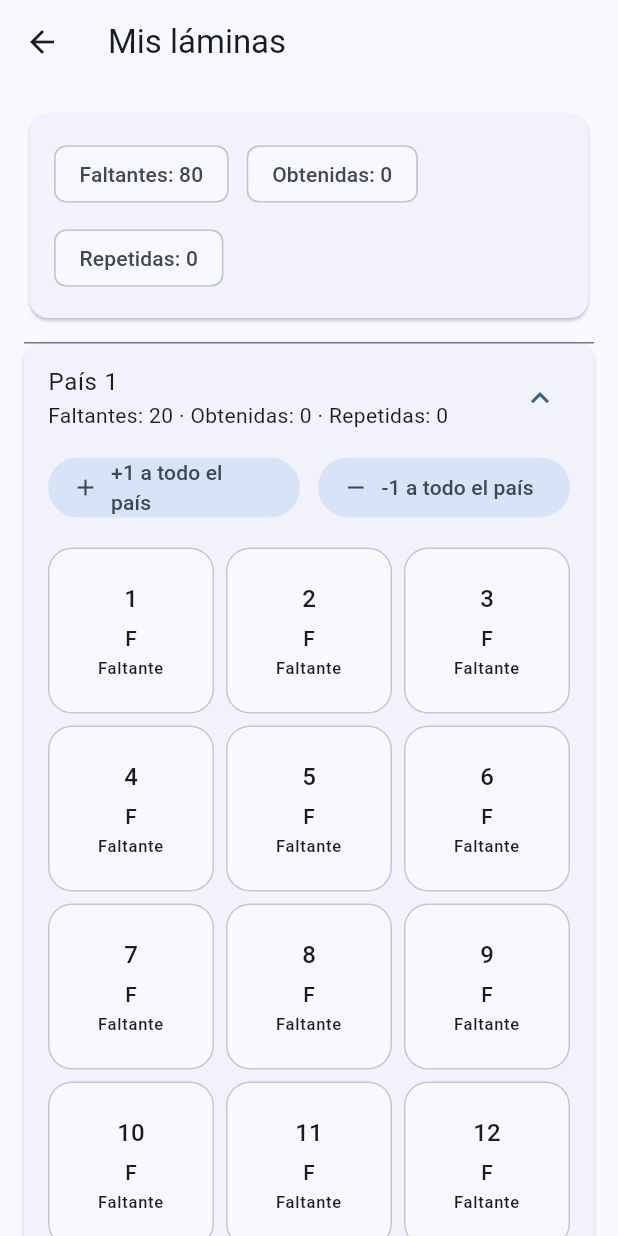
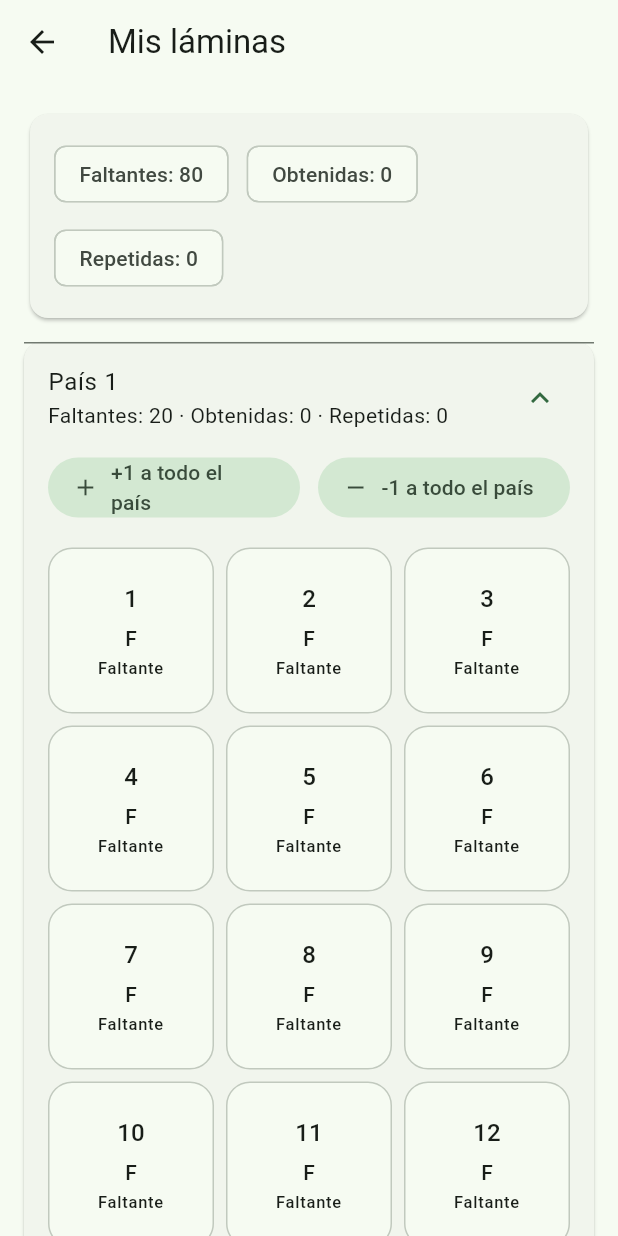
Before and after one commit to SSJorge/laminas_swap, a Flutter app: the screen it shows once a user with an empty profile is signed in, after a tap on "Láminas", on a phone screen of 412 x 824 dp. Run offline on Flutter 3.47's test engine with Material 3 defaults, Android fonts, the phone set to English and light mode, and no system bars; our stand-ins replace cloud_firestore, firebase_auth, firebase_core; accounts and stored records are empty; statements that could not run were skipped.

Commit message:
landing page

```diff
--- a/lib/app.dart
+++ b/lib/app.dart
@@ -7,10 +7,15 @@ class App extends StatelessWidget {
 
   @override
   Widget build(BuildContext context) {
+    const seedGreen = Color(0xFF0B7A3B);
+
     return MaterialApp(
       title: 'Intercambio de Láminas',
       debugShowCheckedModeBanner: false,
-      theme: ThemeData(useMaterial3: true, colorSchemeSeed: Colors.blue),
+      theme: ThemeData(
+        useMaterial3: true,
+        colorScheme: ColorScheme.fromSeed(seedColor: seedGreen),
+      ),
       home: const AuthGate(),
     );
   }
--- a/lib/auth_gate.dart
+++ b/lib/auth_gate.dart
@@ -2,14 +2,14 @@ import 'package:firebase_auth/firebase_auth.dart';
 import 'package:flutter/material.dart';
 
 import 'screens/home_screen.dart';
-import 'screens/login_screen.dart';
+import 'screens/landing_screen.dart';
 
 class AuthGate extends StatelessWidget {
   const AuthGate({super.key});
 
   @override
   Widget build(BuildContext context) {
-    return StreamBuilder<User?>(
+    return StreamBuilder(
       stream: FirebaseAuth.instance.authStateChanges(),
       builder: (context, snapshot) {
         if (snapshot.connectionState == ConnectionState.waiting) {
@@ -21,7 +21,7 @@ class AuthGate extends StatelessWidget {
         final user = snapshot.data;
 
         if (user == null) {
-          return const LoginScreen();
+          return const LandingScreen();
         }
 
         return const HomeScreen();
--- /dev/null
+++ b/lib/screens/landing_screen.dart
@@ -0,0 +1,568 @@
+import 'package:flutter/material.dart';
+import 'package:url_launcher/url_launcher.dart';
+
+import 'login_screen.dart';
+
+class LandingScreen extends StatelessWidget {
+  const LandingScreen({super.key});
+
+  Future<void> _openLegalPage(String path) async {
+    final uri = Uri.base.resolve(path);
+
+    await launchUrl(uri, mode: LaunchMode.platformDefault);
+  }
+
+  void _openAuth(BuildContext context, {required bool registerMode}) {
+    Navigator.of(context).push(
+      MaterialPageRoute(
+        builder: (_) => LoginScreen(initialRegisterMode: registerMode),
+      ),
+    );
+  }
+
+  @override
+  Widget build(BuildContext context) {
+    const fieldGreen = Color(0xFF0B7A3B);
+    const darkGreen = Color(0xFF052E1A);
+    const grassGreen = Color(0xFF13A85B);
+    const nearBlack = Color(0xFF07130D);
+
+    return Scaffold(
+      backgroundColor: nearBlack,
+      body: Container(
+        decoration: const BoxDecoration(
+          gradient: LinearGradient(
+            colors: [nearBlack, darkGreen, fieldGreen],
+            begin: Alignment.topCenter,
+            end: Alignment.bottomCenter,
+          ),
+        ),
+        child: SafeArea(
+          child: Center(
+            child: ConstrainedBox(
+              constraints: const BoxConstraints(maxWidth: 980),
+              child: ListView(
+                padding: const EdgeInsets.all(20),
+                children: [
+                  const SizedBox(height: 16),
+                  const _LandingHeader(),
+                  const SizedBox(height: 28),
+                  _HeroCard(
+                    onCreateAccount: () {
+                      _openAuth(context, registerMode: true);
+                    },
+                    onLogin: () {
+                      _openAuth(context, registerMode: false);
+                    },
+                  ),
+                  const SizedBox(height: 20),
+                  const _HowItWorksSection(),
+                  const SizedBox(height: 20),
+                  const _PrivacySection(),
+                  const SizedBox(height: 20),
+                  _LegalFooter(
+                    onPrivacy: () => _openLegalPage('/privacy.html'),
+                    onTerms: () => _openLegalPage('/terms.html'),
+                  ),
+                  const SizedBox(height: 16),
+                  Container(
+                    padding: const EdgeInsets.all(14),
+                    decoration: BoxDecoration(
+                      color: Colors.white.withValues(alpha: 0.08),
+                      borderRadius: BorderRadius.circular(16),
+                      border: Border.all(
+                        color: Colors.white.withValues(alpha: 0.16),
+                      ),
+                    ),
+                    child: const Text(
+                      'Aplicación independiente para intercambiar láminas coleccionables. '
+                      'No estamos afiliados, patrocinados ni respaldados por marcas, '
+                      'editoriales, federaciones o eventos deportivos oficiales.',
+                      textAlign: TextAlign.center,
+                      style: TextStyle(color: Colors.white70, height: 1.35),
+                    ),
+                  ),
+                  const SizedBox(height: 16),
+                  Center(
+                    child: Text(
+                      'Versión PWA en validación inicial',
+                      style: TextStyle(
+                        color: Colors.white.withValues(alpha: 0.7),
+                      ),
+                    ),
+                  ),
+                ],
+              ),
+            ),
+          ),
+        ),
+      ),
+    );
+  }
+}
+
+class _LandingHeader extends StatelessWidget {
+  const _LandingHeader();
+
+  @override
+  Widget build(BuildContext context) {
+    return Row(
+      children: [
+        Container(
+          width: 44,
+          height: 44,
+          decoration: BoxDecoration(
+            color: Colors.white,
+            borderRadius: BorderRadius.circular(14),
+          ),
+          child: const Icon(Icons.style, color: Color(0xFF0B7A3B)),
+        ),
+        const SizedBox(width: 12),
+        const Expanded(
+          child: Text(
+            'TruequeGol: Intercambio de Láminas',
+            style: TextStyle(
+              color: Colors.white,
+              fontWeight: FontWeight.w800,
+              fontSize: 20,
+              letterSpacing: -0.2,
+            ),
+          ),
+        ),
+      ],
+    );
+  }
+}
+
+class _HeroCard extends StatelessWidget {
+  const _HeroCard({required this.onCreateAccount, required this.onLogin});
+
+  final VoidCallback onCreateAccount;
+  final VoidCallback onLogin;
+
+  @override
+  Widget build(BuildContext context) {
+    const grassGreen = Color(0xFF13A85B);
+
+    return Card(
+      elevation: 0,
+      color: Colors.white,
+      shape: RoundedRectangleBorder(borderRadius: BorderRadius.circular(28)),
+      child: Padding(
+        padding: const EdgeInsets.all(24),
+        child: LayoutBuilder(
+          builder: (context, constraints) {
+            final isWide = constraints.maxWidth >= 760;
+
+            final textColumn = Column(
+              crossAxisAlignment: CrossAxisAlignment.start,
+              children: [
+                Container(
+                  padding: const EdgeInsets.symmetric(
+                    horizontal: 12,
+                    vertical: 7,
+                  ),
+                  decoration: BoxDecoration(
+                    color: grassGreen.withValues(alpha: 0.12),
+                    borderRadius: BorderRadius.circular(999),
+                  ),
+                  child: const Text(
+                    'Encuentra intercambios cerca de ti',
+                    style: TextStyle(
+                      color: Color(0xFF0B7A3B),
+                      fontWeight: FontWeight.w700,
+                    ),
+                  ),
+                ),
+                const SizedBox(height: 18),
+                const Text(
+                  'Completa tu colección conectando con personas compatibles',
+                  style: TextStyle(
+                    color: Color(0xFF07130D),
+                    fontWeight: FontWeight.w900,
+                    fontSize: 34,
+                    height: 1.05,
+                    letterSpacing: -1.0,
+                  ),
+                ),
+                const SizedBox(height: 14),
+                const Text(
+                  'Marca tus faltantes y repetidas, descubre posibles intercambios '
+                  'por comuna y comparte tu contacto solo con matches específicos.',
+                  style: TextStyle(
+                    color: Color(0xFF405247),
+                    fontSize: 16,
+                    height: 1.45,
+                  ),
+                ),
+                const SizedBox(height: 22),
+                Wrap(
+                  spacing: 12,
+                  runSpacing: 12,
+                  children: [
+                    FilledButton.icon(
+                      onPressed: onCreateAccount,
+                      icon: const Icon(Icons.person_add_alt_1),
+                      label: const Text('Crear cuenta'),
+                      style: FilledButton.styleFrom(
+                        backgroundColor: const Color(0xFF0B7A3B),
+                        foregroundColor: Colors.white,
+                        padding: const EdgeInsets.symmetric(
+                          horizontal: 18,
+                          vertical: 14,
+                        ),
+                      ),
+                    ),
+                    OutlinedButton.icon(
+                      onPressed: onLogin,
+                      icon: const Icon(Icons.login),
+                      label: const Text('Iniciar sesión'),
+                      style: OutlinedButton.styleFrom(
+                        foregroundColor: const Color(0xFF0B7A3B),
+                        side: const BorderSide(color: Color(0xFF0B7A3B)),
+                        padding: const EdgeInsets.symmetric(
+                          horizontal: 18,
+                          vertical: 14,
+                        ),
+                      ),
+                    ),
+                  ],
+                ),
+              ],
+            );
+
+            final visual = const _PitchPreview();
+
+            if (isWide) {
+              return Row(
+                children: [
+                  Expanded(flex: 6, child: textColumn),
+                  const SizedBox(width: 24),
+                  Expanded(flex: 4, child: visual),
+                ],
+              );
+            }
+
+            return Column(
+              children: [textColumn, const SizedBox(height: 24), visual],
+            );
+          },
+        ),
+      ),
+    );
+  }
+}
+
+class _PitchPreview extends StatelessWidget {
+  const _PitchPreview();
+
+  @override
+  Widget build(BuildContext context) {
+    return AspectRatio(
+      aspectRatio: 1.05,
+      child: Container(
+        decoration: BoxDecoration(
+          color: const Color(0xFF0B7A3B),
+          borderRadius: BorderRadius.circular(24),
+          border: Border.all(color: Colors.white, width: 3),
+          boxShadow: [
+            BoxShadow(
+              color: Colors.black.withValues(alpha: 0.18),
+              blurRadius: 20,
+              offset: const Offset(0, 12),
+            ),
+          ],
+        ),
+        child: Stack(
+          children: [
+            Center(
+              child: Container(
+                width: 96,
+                height: 96,
+                decoration: BoxDecoration(
+                  shape: BoxShape.circle,
+                  border: Border.all(
+                    color: Colors.white.withValues(alpha: 0.85),
+                    width: 3,
+                  ),
+                ),
+              ),
+            ),
+            Center(
+              child: Container(
+                width: 3,
+                color: Colors.white.withValues(alpha: 0.85),
+              ),
+            ),
+            Positioned(
+              left: 18,
+              top: 42,
+              bottom: 42,
+              child: Container(
+                width: 42,
+                decoration: BoxDecoration(
+                  border: Border.all(
+                    color: Colors.white.withValues(alpha: 0.85),
+                    width: 3,
+                  ),
+                  borderRadius: BorderRadius.circular(8),
+                ),
+              ),
+            ),
+            Positioned(
+              right: 18,
+              top: 42,
+              bottom: 42,
+              child: Container(
+                width: 42,
+                decoration: BoxDecoration(
+                  border: Border.all(
+                    color: Colors.white.withValues(alpha: 0.85),
+                    width: 3,
+                  ),
+                  borderRadius: BorderRadius.circular(8),
+                ),
+              ),
+            ),
+            const Positioned(
+              left: 24,
+              top: 24,
+              child: _MiniCard(label: 'Faltantes', value: '12'),
+            ),
+            const Positioned(
+              right: 24,
+              bottom: 24,
+              child: _MiniCard(label: 'Repetidas', value: '8'),
+            ),
+            const Positioned(
+              left: 24,
+              bottom: 24,
+              child: _MiniCard(label: 'Matches', value: '4'),
+            ),
+          ],
+        ),
+      ),
+    );
+  }
+}
+
+class _MiniCard extends StatelessWidget {
+  const _MiniCard({required this.label, required this.value});
+
+  final String label;
+  final String value;
+
+  @override
+  Widget build(BuildContext context) {
+    return Container(
+      width: 104,
+      padding: const EdgeInsets.all(10),
+      decoration: BoxDecoration(
+        color: Colors.white.withValues(alpha: 0.96),
+        borderRadius: BorderRadius.circular(16),
+      ),
+      child: Column(
+        children: [
+          Text(
+            value,
+            style: const TextStyle(
+              color: Color(0xFF0B7A3B),
+              fontSize: 24,
+              fontWeight: FontWeight.w900,
+            ),
+          ),
+          Text(
+            label,
+            textAlign: TextAlign.center,
+            style: const TextStyle(
+              color: Color(0xFF07130D),
+              fontSize: 12,
+              fontWeight: FontWeight.w700,
+            ),
+          ),
+        ],
+      ),
+    );
+  }
+}
+
+class _HowItWorksSection extends StatelessWidget {
+  const _HowItWorksSection();
+
+  @override
+  Widget build(BuildContext context) {
+    return const _SectionCard(
+      title: 'Cómo funciona',
+      children: [
+        _FeatureItem(
+          icon: Icons.checklist,
+          title: 'Marca tu colección',
+          text: 'Registra faltantes, obtenidas y repetidas con toques rápidos.',
+        ),
+        _FeatureItem(
+          icon: Icons.groups_2_outlined,
+          title: 'Encuentra personas compatibles',
+          text:
+              'La app calcula cuántas láminas puedes dar y cuántas puedes recibir.',
+        ),
+        _FeatureItem(
+          icon: Icons.favorite_border,
+          title: 'Haz match antes de contactar',
+          text:
+              'Primero ambos dan like. Después se desbloquea el detalle del intercambio.',
+        ),
+      ],
+    );
+  }
+}
+
+class _PrivacySection extends StatelessWidget {
+  const _PrivacySection();
+
+  @override
+  Widget build(BuildContext context) {
+    return const _SectionCard(
+      title: 'Privacidad primero',
+      children: [
+        _FeatureItem(
+          icon: Icons.location_on_outlined,
+          title: 'Sin ubicación exacta',
+          text:
+              'Solo se usa comuna o ubicación aproximada seleccionada manualmente.',
+        ),
+        _FeatureItem(
+          icon: Icons.lock_outline,
+          title: 'Contacto bajo tu control',
+          text:
+              'Tu contacto solo será visible para los matches a quienes tú decidas mostrárselo.',
+        ),
+        _FeatureItem(
+          icon: Icons.block,
+          title: 'Reportes y bloqueos',
+          text: 'Puedes reportar o bloquear usuarios si algo no corresponde.',
+        ),
+      ],
+    );
+  }
+}
+
+class _SectionCard extends StatelessWidget {
+  const _SectionCard({required this.title, required this.children});
+
+  final String title;
+  final List<Widget> children;
+
+  @override
+  Widget build(BuildContext context) {
+    return Card(
+      elevation: 0,
+      color: Colors.white.withValues(alpha: 0.96),
+      shape: RoundedRectangleBorder(borderRadius: BorderRadius.circular(24)),
+      child: Padding(
+        padding: const EdgeInsets.all(20),
+        child: Column(
+          children: [
+            Align(
+              alignment: Alignment.centerLeft,
+              child: Text(
+                title,
+                style: const TextStyle(
+                  color: Color(0xFF07130D),
+                  fontSize: 22,
+                  fontWeight: FontWeight.w900,
+                ),
+              ),
+            ),
+            const SizedBox(height: 14),
+            ...children,
+          ],
+        ),
+      ),
+    );
+  }
+}
+
+class _FeatureItem extends StatelessWidget {
+  const _FeatureItem({
+    required this.icon,
+    required this.title,
+    required this.text,
+  });
+
+  final IconData icon;
+  final String title;
+  final String text;
+
+  @override
+  Widget build(BuildContext context) {
+    return Padding(
+      padding: const EdgeInsets.only(bottom: 14),
+      child: Row(
+        crossAxisAlignment: CrossAxisAlignment.start,
+        children: [
+          CircleAvatar(
+            backgroundColor: const Color(0xFF13A85B).withValues(alpha: 0.14),
+            foregroundColor: const Color(0xFF0B7A3B),
+            child: Icon(icon),
+          ),
+          const SizedBox(width: 12),
+          Expanded(
+            child: Column(
+              crossAxisAlignment: CrossAxisAlignment.start,
+              children: [
+                Text(
+                  title,
+                  style: const TextStyle(
+                    color: Color(0xFF07130D),
+                    fontWeight: FontWeight.w800,
+                    fontSize: 16,
+                  ),
+                ),
+                const SizedBox(height: 3),
+                Text(
+                  text,
+                  style: const TextStyle(
+                    color: Color(0xFF405247),
+                    height: 1.35,
+                  ),
+                ),
+              ],
+            ),
+          ),
+        ],
+      ),
+    );
+  }
+}
+
+class _LegalFooter extends StatelessWidget {
+  const _LegalFooter({required this.onPrivacy, required this.onTerms});
+
+  final VoidCallback onPrivacy;
+  final VoidCallback onTerms;
+
+  @override
+  Widget build(BuildContext context) {
+    return Wrap(
+      alignment: WrapAlignment.center,
+      spacing: 12,
+      runSpacing: 8,
+      children: [
+        TextButton(
+          onPressed: onPrivacy,
+          child: const Text(
+            'Política de privacidad',
+            style: TextStyle(color: Colors.white),
+          ),
+        ),
+        TextButton(
+          onPressed: onTerms,
+          child: const Text(
+            'Términos y condiciones',
+            style: TextStyle(color: Colors.white),
+          ),
+        ),
+      ],
+    );
+  }
+}
--- a/lib/screens/login_screen.dart
+++ b/lib/screens/login_screen.dart
@@ -9,7 +9,9 @@ import '../data/profile_constants.dart';
 import '../utils/display_name_utils.dart';
 
 class LoginScreen extends StatefulWidget {
-  const LoginScreen({super.key});
+  const LoginScreen({super.key, this.initialRegisterMode = true});
+
+  final bool initialRegisterMode;
 
   @override
   State<LoginScreen> createState() => _LoginScreenState();
@@ -20,7 +22,7 @@ class _LoginScreenState extends State<LoginScreen> {
   final _emailController = TextEditingController();
   final _passwordController = TextEditingController();
 
-  bool _isRegisterMode = true;
+  late bool _isRegisterMode;
   bool _isLoading = false;
   String? _errorMessage;
 
@@ -28,11 +30,25 @@ class _LoginScreenState extends State<LoginScreen> {
   final _userRepository = UserRepository(FirebaseFirestore.instance);
 
   @override
+  void initState() {
+    super.initState();
+    _isRegisterMode = widget.initialRegisterMode;
+  }
+
+  @override
   void dispose() {
     _nameController.dispose();
     _emailController.dispose();
     _passwordController.dispose();
     super.dispose();
+  }
+
+  void _closeAuthScreenAfterSuccess() {
+    if (!mounted) {
+      return;
+    }
+
+    Navigator.of(context).popUntil((route) => route.isFirst);
   }
 
   Future<void> _submit() async {
@@ -71,6 +87,7 @@ class _LoginScreenState extends State<LoginScreen> {
           rethrow;
         }
 
+        _closeAuthScreenAfterSuccess();
         return;
       } else {
         credential = await _auth.signInWithEmailAndPassword(
@@ -89,6 +106,7 @@ class _LoginScreenState extends State<LoginScreen> {
         user: user,
         displayName: displayName,
       );
+      _closeAuthScreenAfterSuccess();
     } on FirebaseAuthException catch (e) {
       setState(() {
         _errorMessage = _firebaseErrorToSpanish(e);
--- a/lib/screens/user_search_screen.dart
+++ b/lib/screens/user_search_screen.dart
@@ -171,7 +171,7 @@ class _UserSearchScreenState extends State<UserSearchScreen> {
                 ],
                 decoration: const InputDecoration(
                   labelText: 'Nombre de usuario',
-                  hintText: 'Ej: ssjorge',
+                  hintText: 'Ej: username123',
                   border: OutlineInputBorder(),
                 ),
                 onSubmitted: (_) => _search(),
--- a/pubspec.yaml
+++ b/pubspec.yaml
@@ -37,6 +37,7 @@ dependencies:
   firebase_core: ^4.10.0
   firebase_auth: ^6.5.2
   cloud_firestore: ^6.5.0
+  url_launcher: ^6.3.2
 
 dev_dependencies:
   flutter_test:
```
Also changed, not shown: pubspec.lock, 3 other files.
